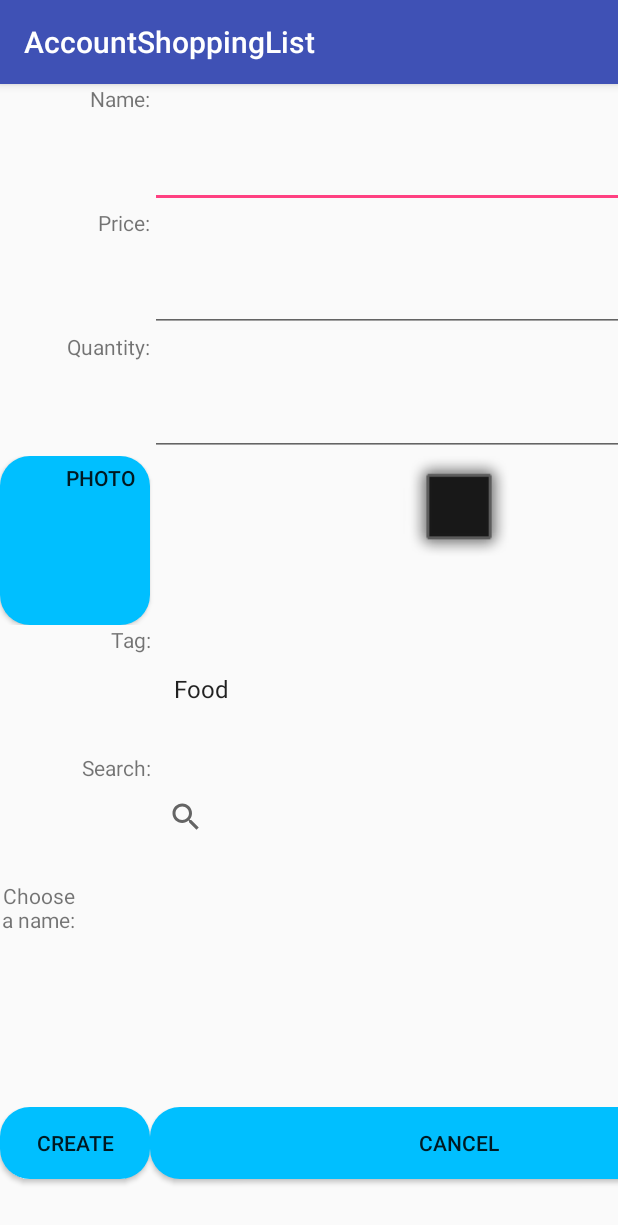
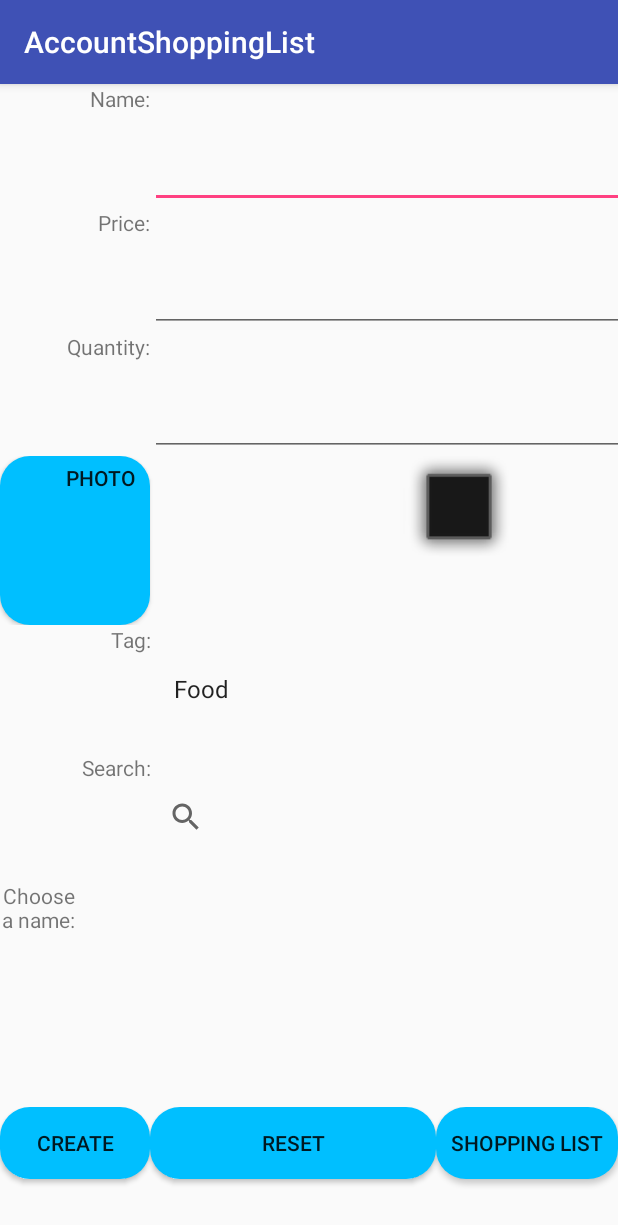
Before and after one commit to caihua2400/AccountShoppingList, an Android app: the AddItemActivity screen opened directly, with no data from a screen before it, on a phone screen of 412 x 824 dp. Shown: the top 1225 px of the screen. Run offline under Robolectric (Android 15) with nearby library versions, the phone set to English and light mode, and no system bars.

```diff
--- a/app/src/main/java/com/example/owner/accountshoppinglist/AddItemActivity.java
+++ b/app/src/main/java/com/example/owner/accountshoppinglist/AddItemActivity.java
@@ -54,7 +54,9 @@ public class AddItemActivity extends AppCompatActivity {
         final EditText mName = findViewById(R.id.mName);
         final EditText mPrice = findViewById(R.id.mPrice);
         final EditText mQuantity = findViewById(R.id.mQuantity);
+        Button button_reset=findViewById(R.id.button_cancel_add);
         Button button_create = findViewById(R.id.button_create);
+        Button button_back_to_shoppingList=findViewById(R.id.button_turn_to_shoppingList);
         final ListView name_list_view=findViewById(R.id.name_list);
         final SearchView name_search=findViewById(R.id.searchView_nameList);
         final Spinner spinner_tag=findViewById(R.id.spinner_tag);
@@ -86,6 +88,21 @@ public class AddItemActivity extends AppCompatActivity {
             @Override
             public void onClick(View view) {
                 requestToTakeAPicture();
+            }
+        });
+        button_reset.setOnClickListener(new View.OnClickListener() {
+            @Override
+            public void onClick(View view) {
+                mName.setText("");
+                mPrice.setText("");
+                mQuantity.setText("");
+            }
+        });
+        button_back_to_shoppingList.setOnClickListener(new View.OnClickListener() {
+            @Override
+            public void onClick(View view) {
+                Intent intent=new Intent(AddItemActivity.this,MainActivity.class);
+                startActivity(intent);
             }
         });
 
--- a/app/src/main/res/layout/activity_add_item_new.xml
+++ b/app/src/main/res/layout/activity_add_item_new.xml
@@ -101,9 +101,11 @@
 
     <TableRow android:layout_width="match_parent" android:layout_height="wrap_content" android:layout_weight="1">
 <Button android:text="create" android:layout_column="0" android:id="@+id/button_create"
-    android:background="@drawable/rounded_button"/>
-        <Button android:text="Cancel" android:layout_column="1" android:id="@+id/button_cancel_add"
-            android:background="@drawable/rounded_button"/>
+    android:background="@drawable/rounded_button" />
+        <Button android:text="Reset" android:layout_column="1" android:id="@+id/button_cancel_add"
+            android:background="@drawable/rounded_button" android:layout_weight="1"/>
+        <Button android:text="Shopping List" android:layout_column="2" android:id="@+id/button_turn_to_shoppingList"
+            android:background="@drawable/rounded_button" />
 
     </TableRow>
 </TableLayout>
--- a/app/src/main/res/layout/activity_bought_summary.xml
+++ b/app/src/main/res/layout/activity_bought_summary.xml
@@ -13,6 +13,7 @@
         android:layout_marginStart="8dp"
         android:layout_marginTop="8dp"
         android:text="Back"
+        android:background="@drawable/rounded_button"
         app:layout_constraintStart_toStartOf="parent"
         app:layout_constraintTop_toTopOf="parent" />
 
@@ -24,6 +25,7 @@
         android:layout_marginEnd="8dp"
         android:layout_marginStart="8dp"
         android:text="Statistics"
+        android:background="@drawable/rounded_button"
         app:layout_constraintBottom_toBottomOf="@+id/button_back_to_main"
         app:layout_constraintEnd_toStartOf="@+id/searchView_bought_list"
         app:layout_constraintHorizontal_bias="1.0"
@@ -61,6 +63,7 @@
         android:layout_marginStart="8dp"
         android:layout_marginTop="8dp"
         android:text="Share"
+        android:background="@drawable/rounded_button"
         app:layout_constraintBottom_toBottomOf="@+id/editText_total_price"
         app:layout_constraintStart_toEndOf="@+id/editText_total_price"
         app:layout_constraintTop_toTopOf="@+id/editText_total_price" />
--- a/app/src/main/res/layout/activity_main.xml
+++ b/app/src/main/res/layout/activity_main.xml
@@ -21,12 +21,12 @@
         android:layout_marginEnd="8dp"
         android:layout_marginStart="8dp"
         android:layout_marginTop="8dp"
-        android:background="@color/colorPrimary"
 
+        android:background="@drawable/rounded_button"
         android:text="Add new item"
         app:layout_constraintBottom_toTopOf="@+id/list_view_main"
         app:layout_constraintEnd_toEndOf="parent"
-        app:layout_constraintHorizontal_bias="0.329"
+        app:layout_constraintHorizontal_bias="0.436"
         app:layout_constraintStart_toStartOf="parent"
         app:layout_constraintTop_toTopOf="parent" />
 
@@ -36,7 +36,7 @@
         android:layout_height="wrap_content"
         android:layout_marginEnd="8dp"
         android:layout_marginStart="8dp"
-        android:background="@color/colorAccent"
+        android:background="@drawable/rounded_button"
         android:text="bought List"
         app:layout_constraintEnd_toStartOf="@+id/button_add"
         app:layout_constraintHorizontal_bias="0.0"
--- a/app/src/main/res/layout/activity_modify_item.xml
+++ b/app/src/main/res/layout/activity_modify_item.xml
@@ -119,6 +119,7 @@
         android:layout_marginStart="8dp"
         android:layout_marginTop="8dp"
         android:text="Confirm Modify"
+        android:background="@drawable/rounded_button"
         app:layout_constraintEnd_toStartOf="@+id/editText4"
         app:layout_constraintStart_toEndOf="@+id/textView4"
         app:layout_constraintTop_toBottomOf="@+id/editText4" />
--- a/app/src/main/res/layout/bought_item.xml
+++ b/app/src/main/res/layout/bought_item.xml
@@ -44,6 +44,7 @@
             android:layout_width="match_parent"
             android:layout_height="wrap_content"
             android:text="delete"
+            android:background="@drawable/rounded_button"
             android:id="@+id/button_delete_bought_summary"/>
 
 
--- a/app/src/main/res/layout/shopping_item.xml
+++ b/app/src/main/res/layout/shopping_item.xml
@@ -54,6 +54,7 @@
                 android:layout_gravity="center_vertical"
                 android:focusable="false"
                 android:text="buy"
+                android:background="@drawable/rounded_button"
                 android:layout_weight="1"/>
             <Button
                 android:id="@+id/button_delete"
@@ -62,6 +63,7 @@
                 android:layout_gravity="center_vertical"
                 android:focusable="false"
                 android:text="delete"
+                android:background="@drawable/rounded_button"
                 android:layout_weight="1"/>
             <Button
                 android:id="@+id/button_modify"
@@ -70,6 +72,7 @@
                 android:layout_gravity="center_vertical"
                 android:focusable="false"
                 android:text="update"
+                android:background="@drawable/rounded_button"
                 android:layout_weight="1"/>
 
         </LinearLayout>
```
